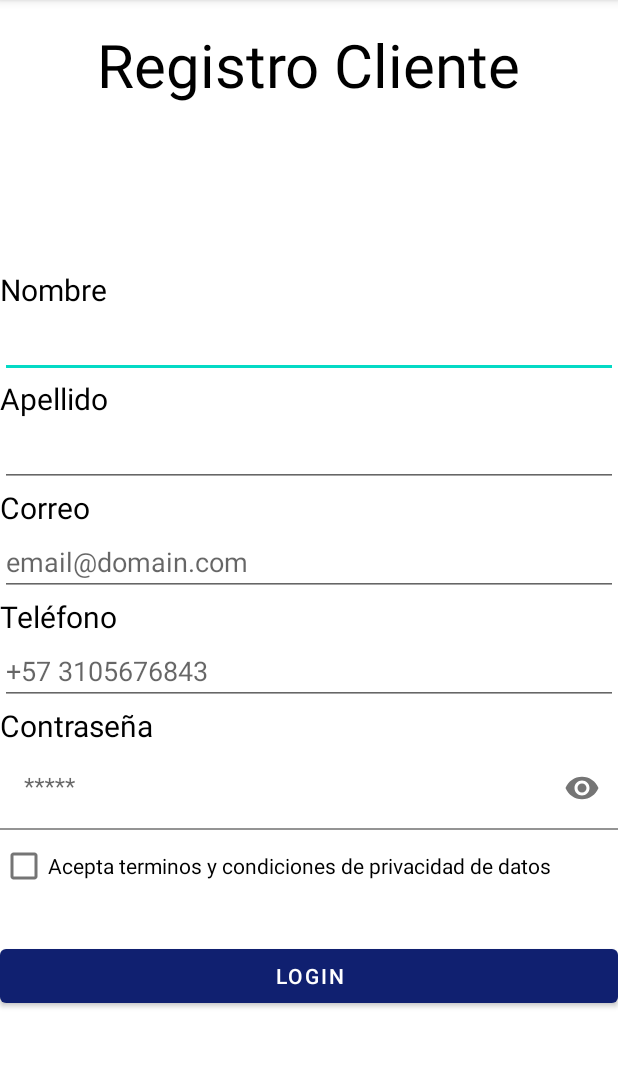
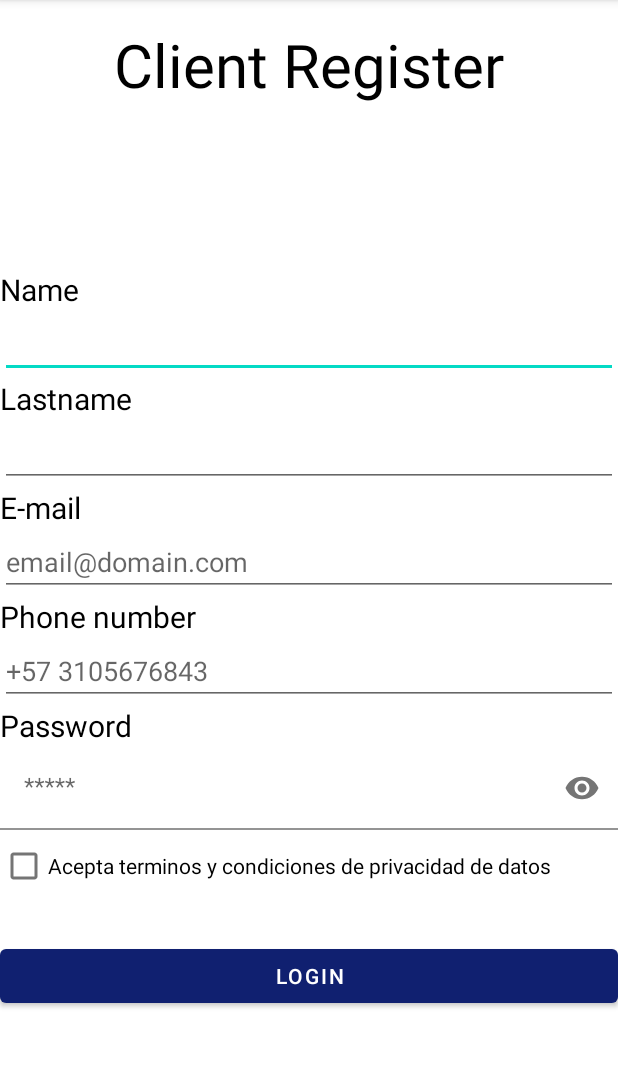
Before and after one commit to danipe95/trabajo, an Android app: the registro screen opened directly, with no data from a screen before it, on a phone screen of 412 x 824 dp, the part 84-1150 px from its top. Run offline under Robolectric (Android 15) with nearby library versions, the phone set to English and light mode, and no system bars.

Commit message:
cambio en string

```diff
--- a/app/src/main/java/com/example/job1/registro.kt
+++ b/app/src/main/java/com/example/job1/registro.kt
@@ -4,8 +4,11 @@ import androidx.appcompat.app.AppCompatActivity
 import android.os.Bundle
 
 class registro : AppCompatActivity() {
+
+
     override fun onCreate(savedInstanceState: Bundle?) {
         super.onCreate(savedInstanceState)
         setContentView(R.layout.activity_registro)
+
     }
 }
--- a/app/src/main/res/layout/activity_cats.xml
+++ b/app/src/main/res/layout/activity_cats.xml
@@ -1,5 +1,5 @@
 <?xml version="1.0" encoding="utf-8"?>
-<androidx.constraintlayout.widget.ConstraintLayout xmlns:android="http://schemas.android.com/apk/res/android"
+<LinearLayout xmlns:android="http://schemas.android.com/apk/res/android"
     android:layout_width="match_parent"
     android:layout_height="match_parent">
 
@@ -293,4 +293,4 @@
 
     </LinearLayout>
 
-</androidx.constraintlayout.widget.ConstraintLayout>
+</LinearLayout>
--- a/app/src/main/res/layout/activity_registro.xml
+++ b/app/src/main/res/layout/activity_registro.xml
@@ -17,7 +17,7 @@
         <TextView
             android:layout_width="wrap_content"
             android:layout_height="wrap_content"
-            android:text="Registro Cliente"
+            android:text="@string/txt_titleR"
             android:textColor="@color/black"
             android:textSize="40sp"/>
 
@@ -34,7 +34,7 @@
         <TextView
             android:layout_width="wrap_content"
             android:layout_height="wrap_content"
-            android:text="Nombre"
+            android:text="@string/client_name"
             android:textColor="@color/black"
             android:textSize="20sp"/>
         <EditText
@@ -45,7 +45,7 @@
         <TextView
             android:layout_width="wrap_content"
             android:layout_height="wrap_content"
-            android:text="Apellido"
+            android:text="@string/client_lastname"
             android:textColor="@color/black"
             android:textSize="20sp"/>
         <EditText
@@ -56,7 +56,7 @@
         <TextView
             android:layout_width="wrap_content"
             android:layout_height="wrap_content"
-            android:text="Correo"
+            android:text="@string/client_email"
             android:textColor="@color/black"
             android:textSize="20sp"/>
         <EditText
@@ -66,7 +66,7 @@
         <TextView
             android:layout_width="wrap_content"
             android:layout_height="wrap_content"
-            android:text="Teléfono"
+            android:text="@string/client_phone"
             android:textColor="@color/black"
             android:textSize="20sp"/>
 
@@ -79,7 +79,7 @@
         <TextView
             android:layout_width="wrap_content"
             android:layout_height="wrap_content"
-            android:text="Contraseña"
+            android:text="@string/txt_password"
             android:textColor="@color/black"
             android:textSize="20sp"/>
 
@@ -111,7 +111,7 @@
         <Button
             android:layout_width="match_parent"
             android:layout_height="wrap_content"
-            android:text="LOGIN"
+            android:text="@string/txt_Login"
             android:layout_marginTop="25dp"/>
 
 
--- a/app/src/main/res/values/strings.xml
+++ b/app/src/main/res/values/strings.xml
@@ -7,6 +7,14 @@
     <string name="txt_welcome">Welcome</string>
     <string name="txt_Home">Welcome to APPIS Marketplace</string>
     <string name="txt_Login">LOGIN</string>
+
+    /* Register Activity */
+    <string name="txt_titleR">Client Register</string>
+    <string name="client_name">Name</string>
+    <string name="client_lastname">Lastname</string>
+    <string name="client_email">E-mail</string>
+    <string name="client_phone">Phone number</string>
+
 
     /* Categories */
     <string name="txt_categories">Categories of Products</string>
```
Also changed, not shown: app/src/main/res/layout-sw720dp/activity_main.xml (deleted, +0 -74 lines), 1 other file.
